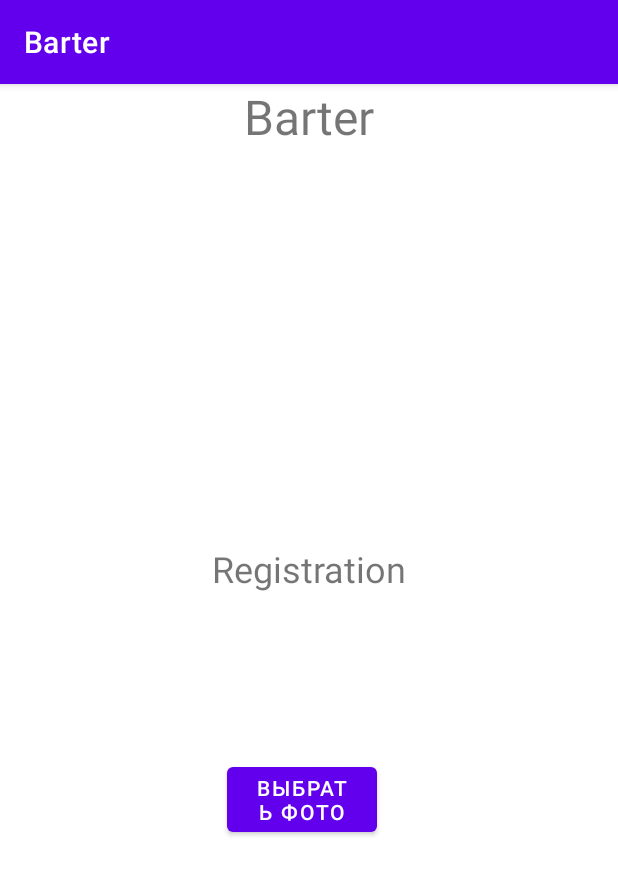
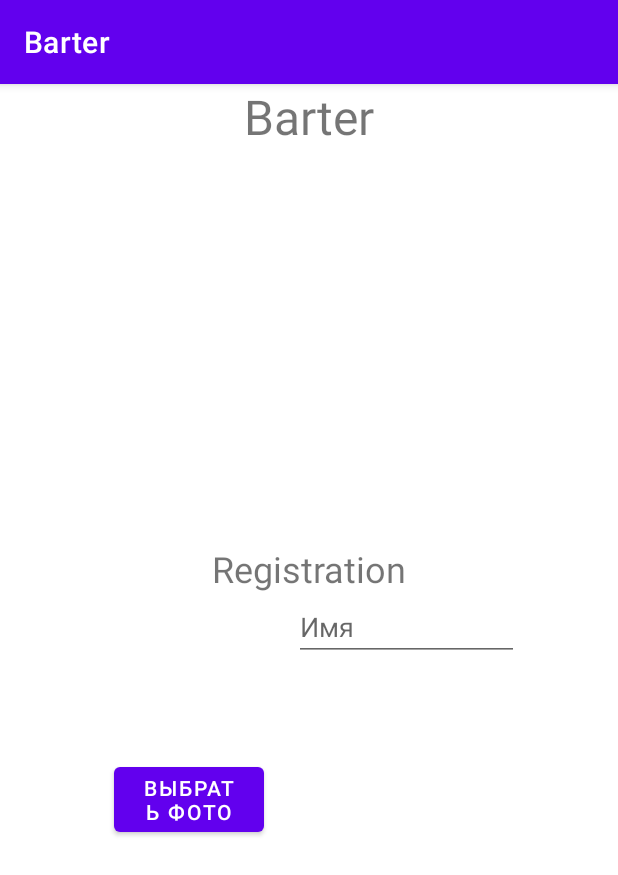
Before and after one commit to BorisBredikhin/Barter, an Android app: the screen it shows after launch (MainActivity), after a tap on "SIGN UP", on a phone screen of 412 x 824 dp. Shown: the top 875 px of the screen. Run offline under Robolectric (Android 15) with nearby library versions, the phone set to English and light mode, and no system bars.

Commit message:
Разработка формы регистрапции: загрузка фото

```diff
--- a/BarterAndroid/app/src/main/AndroidManifest.xml
+++ b/BarterAndroid/app/src/main/AndroidManifest.xml
@@ -1,6 +1,10 @@
 <?xml version="1.0" encoding="utf-8"?>
 <manifest xmlns:android="http://schemas.android.com/apk/res/android"
     package="ru.bredikhinpechnnikov.barter">
+
+<!--    Убрать для использования современного вариана-->
+    <uses-permission-sdk-23 android:name="android.permission.READ_EXTERNAL_STORAGE"/>
+    <uses-permission android:name="android.permission.READ_EXTERNAL_STORAGE"/>
 
     <application
         android:allowBackup="true"
--- a/BarterAndroid/app/src/main/res/layout/fragment_register.xml
+++ b/BarterAndroid/app/src/main/res/layout/fragment_register.xml
@@ -42,6 +42,17 @@
         app:layout_constraintTop_toBottomOf="@id/photo_uploader"
         app:layout_constraintStart_toStartOf="@id/photo_uploader"/>
 
+
+    <EditText
+        android:id="@+id/first_name"
+        android:layout_width="150sp"
+        android:layout_height="wrap_content"
+        android:inputType="textPersonName"
+        app:layout_constraintStart_toEndOf="@id/photo_uploader"
+        app:layout_constraintTop_toBottomOf="@id/registration_title"
+        android:hint="@string/first_name"
+        android:layout_marginStart="20dp"/>
+
     <ProgressBar
         android:id="@+id/loading"
         android:layout_width="wrap_content"
--- a/BarterAndroid/app/src/main/res/values/strings.xml
+++ b/BarterAndroid/app/src/main/res/values/strings.xml
@@ -16,4 +16,5 @@
     <string name="hello_blank_fragment">Hello blank fragment</string>
     <string name="profile_photio">Фото профили</string>
     <string name="select_photo">Выбрать фото</string>
+    <string name="first_name">Имя</string>
 </resources>
```
Also changed, not shown: BarterAndroid/app/src/main/java/ru/bredikhinpechnnikov/barter/ui/login/RegisterFragment.kt (+64 -1 lines), 1 other file.
